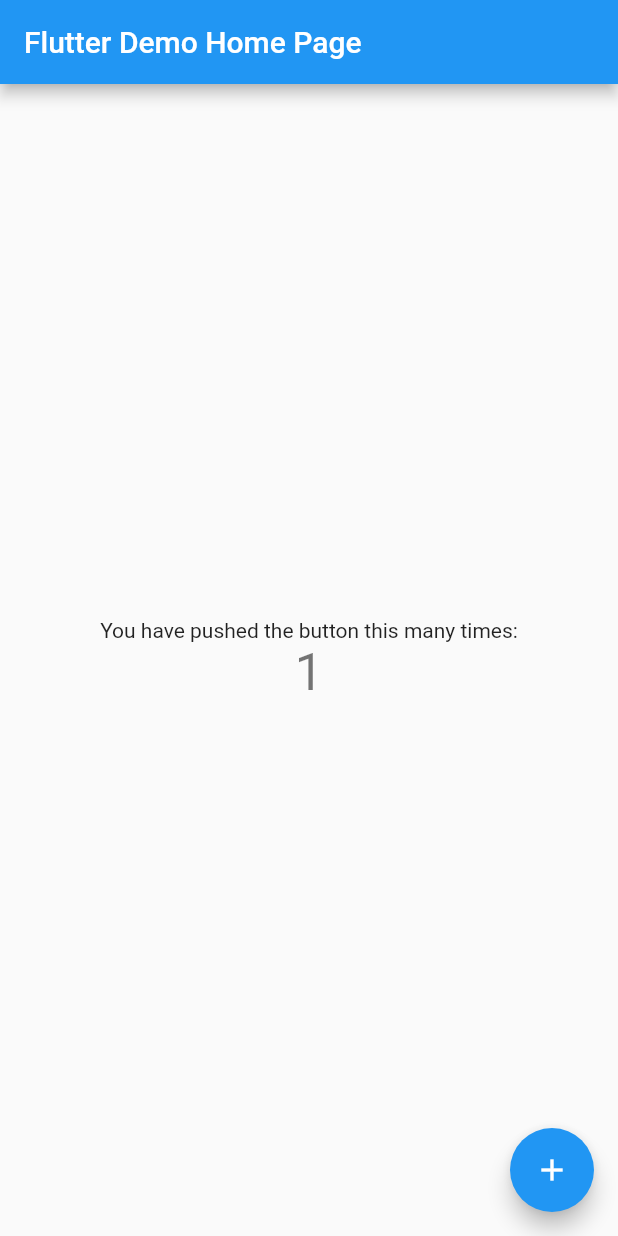
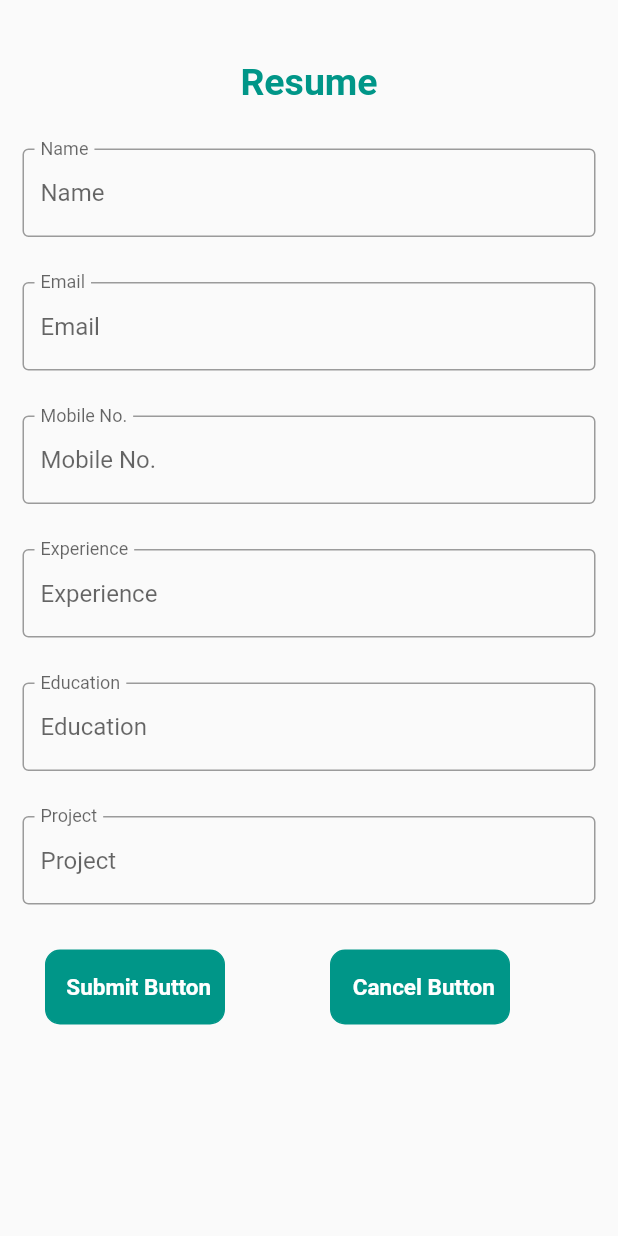
Before and after one commit to rajeshwaridodeja/resume, a Flutter app: the screen it shows after launch, after a tap on the "add" icon, on a phone screen of 412 x 824 dp. Run offline on Flutter 3.47's test engine with Material 2 defaults, Android fonts, the phone set to English and light mode, and no system bars; our stand-ins replace mask_text_input_formatter, shared_preferences, sqflite; accounts and stored records are empty.

Commit message:
insert,update,delete finesh

```diff
--- /dev/null
+++ b/lib/db.dart
@@ -0,0 +1,98 @@
+import 'dart:io';
+
+import 'package:path/path.dart';
+import 'package:path_provider/path_provider.dart';
+import 'package:sqflite/sqflite.dart';
+
+import 'list.dart';
+
+class Databasehelper {
+  static final _databasename = "resume.db";
+  static final _databaseversion = 1;
+
+  static final table = "resume_table";
+
+  static final columnID = "id";
+  static final columnName = "name";
+  static final columnEmail = "email";
+  static final columnMobile = "moblie";
+  static final columnExperience = "experience";
+  static final columnEducation = "education";
+  static final columnProject = "project";
+
+  Database? _database;
+
+  Databasehelper._privateConstructor() {
+    database;
+  }
+
+  static final Databasehelper instance = Databasehelper._privateConstructor();
+
+  Future<Database> get database async {
+    if (_database != null) return _database!;
+
+    _database = await _initDatabase();
+    return _database!;
+  }
+
+  _initDatabase() async {
+    Directory documentdirecoty = await getApplicationDocumentsDirectory();
+    String path = join(documentdirecoty.path, _databasename);
+    return await openDatabase(path,
+        version: _databaseversion, onCreate: _onCreate);
+  }
+
+  Future _onCreate(Database db, int version) async {
+    await db.execute('''
+    CREATE TABLE $table (
+      $columnID INTEGER PRIMARY KEY,
+      $columnName TEXT NOT NULL,
+      $columnEmail TEXT NOT NULL,
+      $columnMobile TEXT NOT NULL,
+      $columnExperience TEXT NOT NULL,
+      $columnEducation TEXT NOT NULL,
+      $columnProject TEXT NOT NULL
+    )
+    ''');
+  }
+
+  Future<int> insert(Map<String, dynamic> row) async {
+    Database db = await instance.database;
+    return await db.insert(table, row);
+  }
+
+  Future<List<Item>> getTask() async {
+    Database db = await instance.database;
+    List<Map<String, dynamic>> list = await db.rawQuery('SELECT * FROM $table');
+    return list.map((countries) => Item.fromJson(countries)).toList();
+  }
+
+  Future<int> deleteList(int id) async {
+    if (instance._database == null) {
+      instance._database = await database;
+    }
+
+    Database db = instance._database!;
+    var res = await db.delete(table, where: "id = ?", whereArgs: [id]);
+    print("deleteList");
+    return res;
+  }
+
+  Future<int> update(int id, String name, String email, String moblie,
+      String experience, String education, String project) async {
+    Database db = await instance.database;
+    var res = await db.update(
+        table,
+        {
+          "name": name,
+          "email": email,
+          "moblie": moblie,
+          "experience": experience,
+          "education": education,
+          "project": project,
+        },
+        where: "id =?",
+        whereArgs: [id]);
+    return res;
+  }
+}
--- /dev/null
+++ b/lib/list.dart
@@ -0,0 +1,29 @@
+class Item {
+  int? id;
+  String? name;
+  String? email;
+  String? moblie;
+  String? experience;
+  String? education;
+  String? project;
+
+  Item({
+    required this.id,
+    required this.name,
+    required this.email,
+    required this.moblie,
+    required this.experience,
+    required this.education,
+    required this.project,
+  });
+
+  Item.fromJson(Map<String, dynamic> row) {
+    id = row["id"];
+    name = row["name"];
+    email = row["email"];
+    moblie = row["moblie"];
+    experience = row["experience"];
+    education = row["education"];
+    project = row["project"];
+  }
+}
--- a/lib/main.dart
+++ b/lib/main.dart
@@ -1,115 +1,222 @@
+import 'package:flutter/cupertino.dart';
 import 'package:flutter/material.dart';
+import 'package:resume/resume_page.dart';
+import 'package:shared_preferences/shared_preferences.dart';
 
-void main() {
-  runApp(const MyApp());
-}
+import 'db.dart';
+import 'list.dart';
+
+void main() => runApp(new MyApp());
 
 class MyApp extends StatelessWidget {
-  const MyApp({Key? key}) : super(key: key);
-
-  // This widget is the root of your application.
   @override
   Widget build(BuildContext context) {
-    return MaterialApp(
-      title: 'Flutter Demo',
-      theme: ThemeData(
-        // This is the theme of your application.
-        //
-        // Try running your application with "flutter run". You'll see the
-        // application has a blue toolbar. Then, without quitting the app, try
-        // changing the primarySwatch below to Colors.green and then invoke
-        // "hot reload" (press "r" in the console where you ran "flutter run",
-        // or simply save your changes to "hot reload" in a Flutter IDE).
-        // Notice that the counter didn't reset back to zero; the application
-        // is not restarted.
-        primarySwatch: Colors.blue,
-      ),
-      home: const MyHomePage(title: 'Flutter Demo Home Page'),
+    return const MaterialApp(
+      title: 'Testing',
+      home: Todo_Page(),
     );
   }
 }
 
-class MyHomePage extends StatefulWidget {
-  const MyHomePage({Key? key, required this.title}) : super(key: key);
-
-  // This widget is the home page of your application. It is stateful, meaning
-  // that it has a State object (defined below) that contains fields that affect
-  // how it looks.
-
-  // This class is the configuration for the state. It holds the values (in this
-  // case the title) provided by the parent (in this case the App widget) and
-  // used by the build method of the State. Fields in a Widget subclass are
-  // always marked "final".
-
-  final String title;
+class Todo_Page extends StatefulWidget {
+  const Todo_Page({Key? key}) : super(key: key);
 
   @override
-  State<MyHomePage> createState() => _MyHomePageState();
+  State<Todo_Page> createState() => _Todo_PageState();
 }
 
-class _MyHomePageState extends State<MyHomePage> {
-  int _counter = 0;
+class _Todo_PageState extends State<Todo_Page> {
+  var dbhelper = Databasehelper.instance;
+  List<Item> item = [];
 
-  void _incrementCounter() {
-    setState(() {
-      // This call to setState tells the Flutter framework that something has
-      // changed in this State, which causes it to rerun the build method below
-      // so that the display can reflect the updated values. If we changed
-      // _counter without calling setState(), then the build method would not be
-      // called again, and so nothing would appear to happen.
-      _counter++;
+  SharedPreferences? sp;
+  @override
+  void initState() {
+    super.initState();
+    asynctask();
+    SharedPreferences.getInstance().then((value) {
+      setState(() {
+        sp = value;
+      });
     });
+    FocusManager.instance.primaryFocus?.unfocus();
+  }
+
+  Future<void> asynctask() async {
+    item = await dbhelper.getTask();
+    setState(() {});
+    print("item list is ${item[0].name}");
   }
 
   @override
   Widget build(BuildContext context) {
-    // This method is rerun every time setState is called, for instance as done
-    // by the _incrementCounter method above.
-    //
-    // The Flutter framework has been optimized to make rerunning build methods
-    // fast, so that you can just rebuild anything that needs updating rather
-    // than having to individually change instances of widgets.
     return Scaffold(
       appBar: AppBar(
-        // Here we take the value from the MyHomePage object that was created by
-        // the App.build method, and use it to set our appbar title.
-        title: Text(widget.title),
+        title: const Text('My App'),
+        actions: <Widget>[
+          IconButton(
+            icon: const Icon(
+              Icons.add,
+              color: Colors.white,
+            ),
+            onPressed: () {
+              Navigator.push(
+                context,
+                MaterialPageRoute(builder: (context) => resume_page()),
+              ).then((value) {
+                if (value) {
+                  asynctask();
+                }
+              });
+            },
+          )
+        ],
       ),
-      body: Center(
-        // Center is a layout widget. It takes a single child and positions it
-        // in the middle of the parent.
-        child: Column(
-          // Column is also a layout widget. It takes a list of children and
-          // arranges them vertically. By default, it sizes itself to fit its
-          // children horizontally, and tries to be as tall as its parent.
-          //
-          // Invoke "debug painting" (press "p" in the console, choose the
-          // "Toggle Debug Paint" action from the Flutter Inspector in Android
-          // Studio, or the "Toggle Debug Paint" command in Visual Studio Code)
-          // to see the wireframe for each widget.
-          //
-          // Column has various properties to control how it sizes itself and
-          // how it positions its children. Here we use mainAxisAlignment to
-          // center the children vertically; the main axis here is the vertical
-          // axis because Columns are vertical (the cross axis would be
-          // horizontal).
-          mainAxisAlignment: MainAxisAlignment.center,
-          children: <Widget>[
-            const Text(
-              'You have pushed the button this many times:',
-            ),
-            Text(
-              '$_counter',
-              style: Theme.of(context).textTheme.headline4,
-            ),
-          ],
-        ),
+      body: ListView(
+        children: [
+          Padding(
+            padding: const EdgeInsets.all(10),
+            child: Container(
+                width: double.infinity,
+                decoration: BoxDecoration(
+                  color: Colors.blueGrey,
+                  borderRadius: BorderRadius.all(Radius.circular(20.0)),
+                ),
+                child: ListView.builder(
+                  shrinkWrap: true,
+                  itemCount: item.length,
+                  physics: NeverScrollableScrollPhysics(),
+                  itemBuilder: (context, index) {
+                    print("list item is ${item[index].name}");
+                    return InkWell(
+                      onTap: () {
+                        Navigator.push(
+                            context,
+                            MaterialPageRoute(
+                              builder: (context) =>
+                                  resume_page(item: item[index]),
+                            )).then((value) {
+                          asynctask();
+                        });
+                      },
+                      child: Container(
+                        child: Row(
+                          mainAxisAlignment: MainAxisAlignment.start,
+                          crossAxisAlignment: CrossAxisAlignment.start,
+                          children: [
+                            Expanded(
+                                child: Column(
+                              crossAxisAlignment: CrossAxisAlignment.start,
+                              mainAxisAlignment: MainAxisAlignment.start,
+                              children: [
+                                Padding(
+                                  padding: const EdgeInsets.only(
+                                    bottom: 6,
+                                  ),
+                                  child: Text(
+                                    item[index].name.toString(),
+                                    style: TextStyle(
+                                        color: Colors.white,
+                                        fontSize: 25,
+                                        fontWeight: FontWeight.bold,
+                                        decoration: TextDecoration.none),
+                                  ),
+                                ),
+                                Padding(
+                                  padding: const EdgeInsets.only(bottom: 5),
+                                  child: Text(
+                                    item[index].email.toString(),
+                                    style: TextStyle(
+                                        color: Colors.white,
+                                        fontSize: 18,
+                                        fontWeight: FontWeight.normal,
+                                        decoration: TextDecoration.none),
+                                  ),
+                                ),
+                                Padding(
+                                  padding: const EdgeInsets.only(bottom: 5),
+                                  child: Text(
+                                    item[index].moblie.toString(),
+                                    style: TextStyle(
+                                        color: Colors.white,
+                                        fontSize: 18,
+                                        fontWeight: FontWeight.normal,
+                                        decoration: TextDecoration.none),
+                                  ),
+                                ),
+                                Padding(
+                                  padding: const EdgeInsets.only(bottom: 5),
+                                  child: Text(
+                                    item[index].experience.toString(),
+                                    style: TextStyle(
+                                        color: Colors.white,
+                                        fontSize: 18,
+                                        fontWeight: FontWeight.normal,
+                                        decoration: TextDecoration.none),
+                                  ),
+                                ),
+                                Padding(
+                                  padding: const EdgeInsets.only(bottom: 5),
+                                  child: Text(
+                                    item[index].education.toString(),
+                                    style: TextStyle(
+                                        color: Colors.white,
+                                        fontSize: 18,
+                                        fontWeight: FontWeight.normal,
+                                        decoration: TextDecoration.none),
+                                  ),
+                                ),
+                                Padding(
+                                  padding: const EdgeInsets.only(bottom: 5),
+                                  child: Text(
+                                    item[index].project.toString(),
+                                    style: TextStyle(
+                                        color: Colors.white,
+                                        fontSize: 18,
+                                        fontWeight: FontWeight.normal,
+                                        decoration: TextDecoration.none),
+                                  ),
+                                ),
+                                Container(
+                                  height: 1,
+                                  width: 300,
+                                  margin: const EdgeInsets.only(
+                                    top: 12,
+                                    right: 30,
+                                  ),
+                                  decoration: BoxDecoration(
+                                      color: Colors.white,
+                                      borderRadius:
+                                          BorderRadius.circular(15.0)),
+                                ),
+                              ],
+                            )),
+                            InkWell(
+                              onTap: () async {
+                                FocusManager.instance.primaryFocus?.unfocus();
+                                await dbhelper.deleteList(item[index].id!);
+                                asynctask();
+                              },
+                              child: Icon(
+                                Icons.delete,
+                                color: Colors.white,
+                              ),
+                            )
+                          ],
+                        ),
+                        margin:
+                            const EdgeInsets.only(top: 4, right: 15, left: 15),
+                        decoration: BoxDecoration(
+                            color: Colors.blueGrey,
+                            borderRadius:
+                                BorderRadius.all(Radius.circular(15.0))),
+                      ),
+                    );
+                  },
+                )),
+          ),
+        ],
       ),
-      floatingActionButton: FloatingActionButton(
-        onPressed: _incrementCounter,
-        tooltip: 'Increment',
-        child: const Icon(Icons.add),
-      ), // This trailing comma makes auto-formatting nicer for build methods.
     );
   }
 }
--- /dev/null
+++ b/lib/resume_page.dart
@@ -0,0 +1,242 @@
+import 'package:flutter/cupertino.dart';
+import 'package:flutter/material.dart';
+import 'package:mask_text_input_formatter/mask_text_input_formatter.dart';
+
+import 'db.dart';
+import 'list.dart';
+
+class resume_page extends StatefulWidget {
+  resume_page({Key? key, this.item}) : super(key: key);
+
+  final Item? item;
+
+  @override
+  State<resume_page> createState() => _resume_pageState();
+}
+
+class _resume_pageState extends State<resume_page> {
+  final TextEditingController NameText = TextEditingController();
+  final TextEditingController EmailText = TextEditingController();
+  final TextEditingController MobileNoText = TextEditingController();
+  var mobile = MaskTextInputFormatter(
+      mask: '+91 ##########',
+      filter: {"#": RegExp(r'[0-9]')},
+      type: MaskAutoCompletionType.lazy);
+  final TextEditingController Experience = TextEditingController();
+  final TextEditingController Education = TextEditingController();
+  final TextEditingController Project = TextEditingController();
+
+  var dbhelper = Databasehelper.instance;
+  @override
+  @override
+  void initState() {
+    super.initState();
+
+    if (widget.item != null) {
+      NameText.text = widget.item!.name.toString();
+    }
+    if (widget.item != null) {
+      EmailText.text = widget.item!.email.toString();
+    }
+    if (widget.item != null) {
+      MobileNoText.text = widget.item!.moblie.toString();
+    }
+    if (widget.item != null) {
+      Experience.text = widget.item!.experience.toString();
+    }
+    if (widget.item != null) {
+      Education.text = widget.item!.education.toString();
+    }
+    if (widget.item != null) {
+      Project.text = widget.item!.project.toString();
+    }
+  }
+
+  @override
+  Widget build(BuildContext context) {
+    return Scaffold(
+      body: ListView(
+        children: [
+          Column(
+            children: [
+              const Padding(
+                padding: EdgeInsets.only(top: 40),
+                child: Text(
+                  'Resume',
+                  style: TextStyle(
+                      fontSize: 25,
+                      fontWeight: FontWeight.bold,
+                      color: Colors.teal),
+                ),
+              ),
+              menuItem("Name", "Name", NameText),
+              menuItem("Email", "Email", EmailText),
+              Padding(
+                padding: const EdgeInsets.only(top: 30, left: 15, right: 15),
+                child: Center(
+                  child: TextField(
+                    controller: MobileNoText,
+                    keyboardType: TextInputType.number,
+                    decoration: const InputDecoration(
+                      floatingLabelBehavior: FloatingLabelBehavior.always,
+                      border: OutlineInputBorder(
+                          borderSide: BorderSide(color: Colors.tealAccent)),
+                      labelText: "Mobile No.",
+                      hintText: "Mobile No.",
+
+                      // hintText: text,
+                    ),
+                    inputFormatters: [mobile],
+                  ),
+                ),
+              ),
+              menuItem("Experience", "Experience", Experience),
+              menuItem("Education", "Education", Education),
+              menuItem("Project", "Project", Project),
+              Row(
+                children: [
+                  Padding(
+                    padding: const EdgeInsets.only(top: 30, right: 30),
+                    child: Container(
+                      height: 50,
+                      width: 120,
+                      margin: const EdgeInsets.only(
+                        left: 30,
+                      ),
+                      decoration: BoxDecoration(
+                        border: Border.all(color: Colors.teal),
+                        color: Colors.teal,
+                        borderRadius: const BorderRadius.all(
+                          Radius.circular(10),
+                        ),
+                      ),
+                      child: InkWell(
+                        onTap: () async {
+                          var name = NameText.text.toString();
+                          var email = EmailText.text.toString();
+                          var mobile = MobileNoText.text.toString();
+                          var experience = Experience.text.toString();
+                          var education = Education.text.toString();
+                          var project = Project.text.toString();
+
+                          if (name.isNotEmpty &&
+                              email.isNotEmpty &&
+                              mobile.isNotEmpty &&
+                              experience.isNotEmpty &&
+                              education.isNotEmpty &&
+                              project.isNotEmpty) {
+                            if (widget.item == null) {
+                              Map<String, dynamic> row = {
+                                Databasehelper.columnName: name,
+                                Databasehelper.columnEmail: email,
+                                Databasehelper.columnMobile: mobile,
+                                Databasehelper.columnExperience: experience,
+                                Databasehelper.columnEducation: education,
+                                Databasehelper.columnProject: project,
+                              };
+                              try {
+                                final id = await dbhelper.insert(row);
+                              } catch (e) {
+                                print("error in db $e");
+                              }
+                            } else {
+                              final list = await dbhelper.update(
+                                  widget.item!.id!,
+                                  name,
+                                  email,
+                                  mobile,
+                                  experience,
+                                  education,
+                                  project);
+                            }
+                            Navigator.pop(context, true);
+                          }
+                        },
+                        child: const Padding(
+                          padding: EdgeInsets.only(left: 5),
+                          child: Center(
+                            child: Text(
+                              'Submit Button',
+                              style: TextStyle(
+                                  color: Colors.white,
+                                  fontWeight: FontWeight.bold,
+                                  fontSize: 15),
+                            ),
+                          ),
+                        ),
+                      ),
+                    ),
+                  ),
+                  Padding(
+                    padding: const EdgeInsets.only(
+                      top: 30,
+                    ),
+                    child: Container(
+                      height: 50,
+                      width: 120,
+                      margin: const EdgeInsets.only(
+                        left: 40,
+                      ),
+                      decoration: BoxDecoration(
+                        border: Border.all(color: Colors.teal),
+                        color: Colors.teal,
+                        borderRadius: const BorderRadius.all(
+                          Radius.circular(10),
+                        ),
+                      ),
+                      child: InkWell(
+                        onTap: () {
+                          Navigator.pop(context);
+                        },
+                        child: const Padding(
+                          padding: EdgeInsets.only(left: 5),
+                          child: Center(
+                            child: Text(
+                              'Cancel Button',
+                              style: TextStyle(
+                                  color: Colors.white,
+                                  fontWeight: FontWeight.bold,
+                                  fontSize: 15),
+                            ),
+                          ),
+                        ),
+                      ),
+                    ),
+                  ),
+                ],
+              ),
+            ],
+          ),
+        ],
+      ),
+    );
+  }
+
+  menuItem(
+    String title,
+    String text,
+    TextEditingController,
+  ) {
+    return Column(
+      children: [
+        Padding(
+          padding: const EdgeInsets.only(top: 30, left: 15, right: 15),
+          child: Center(
+            child: TextField(
+              controller: TextEditingController,
+              decoration: InputDecoration(
+                floatingLabelBehavior: FloatingLabelBehavior.always,
+                border: const OutlineInputBorder(
+                    borderSide: BorderSide(color: Colors.tealAccent)),
+                labelText: title,
+                hintText: text,
+
+                // hintText: text,
+              ),
+            ),
+          ),
+        )
+      ],
+    );
+  }
+}
```
Also changed, not shown: pubspec.yaml (+6 -2 lines), assets/image/delete.png (added), pubspec.lock, 5 other files.
